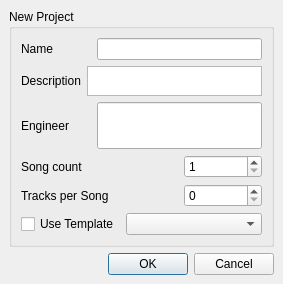
This is src/traverso/ui/NewProjectDialog.ui in ErwanLegrand/Traverso-DAW as Qt 5 draws it before an edit. The edited form follows.
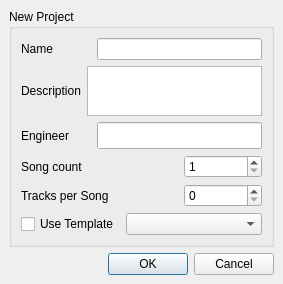
This is the edited form.

Diff of the .ui file:
```diff
--- a/src/traverso/ui/NewProjectDialog.ui
+++ b/src/traverso/ui/NewProjectDialog.ui
@@ -100,7 +100,7 @@
           <property name="maximumSize" >
            <size>
             <width>16777215</width>
-            <height>30</height>
+            <height>50</height>
            </size>
           </property>
          </widget>
```
